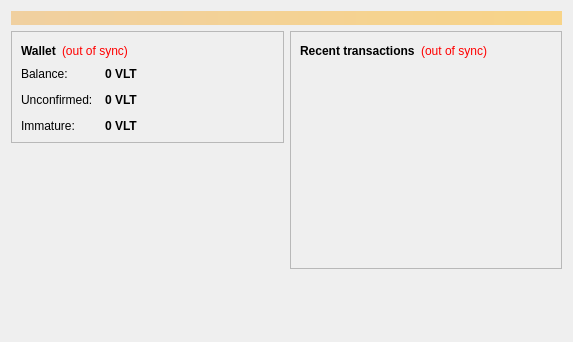
Old version of the form veltor/src/qt/forms/overviewpage.ui in the repository gm2017/veltor.
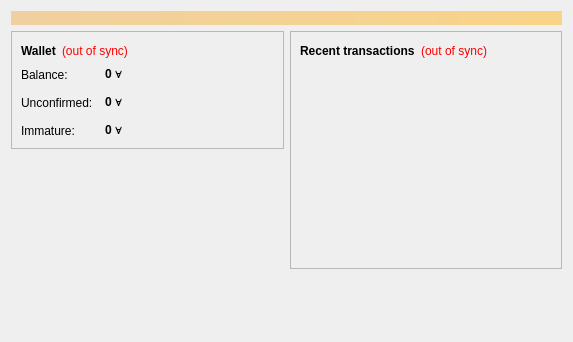
New version of the form.

Diff of the .ui file:
```diff
--- a/veltor/src/qt/forms/overviewpage.ui
+++ b/veltor/src/qt/forms/overviewpage.ui
@@ -122,7 +122,7 @@
                <string>Your current balance</string>
               </property>
               <property name="text">
-               <string notr="true">0 VLT</string>
+               <string notr="true">0 ∀</string>
               </property>
               <property name="textInteractionFlags">
                <set>Qt::LinksAccessibleByMouse|Qt::TextSelectableByKeyboard|Qt::TextSelectableByMouse</set>
@@ -151,7 +151,7 @@
                <string>Total of transactions that have yet to be confirmed, and do not yet count toward the current balance</string>
               </property>
               <property name="text">
-               <string notr="true">0 VLT</string>
+               <string notr="true">0 ∀</string>
               </property>
               <property name="textInteractionFlags">
                <set>Qt::LinksAccessibleByMouse|Qt::TextSelectableByKeyboard|Qt::TextSelectableByMouse</set>
@@ -177,7 +177,7 @@
                <string>Mined balance that has not yet matured</string>
               </property>
               <property name="text">
-               <string notr="true">0 VLT</string>
+               <string notr="true">0 ∀</string>
               </property>
               <property name="textInteractionFlags">
                <set>Qt::LinksAccessibleByMouse|Qt::TextSelectableByKeyboard|Qt::TextSelectableByMouse</set>
```
